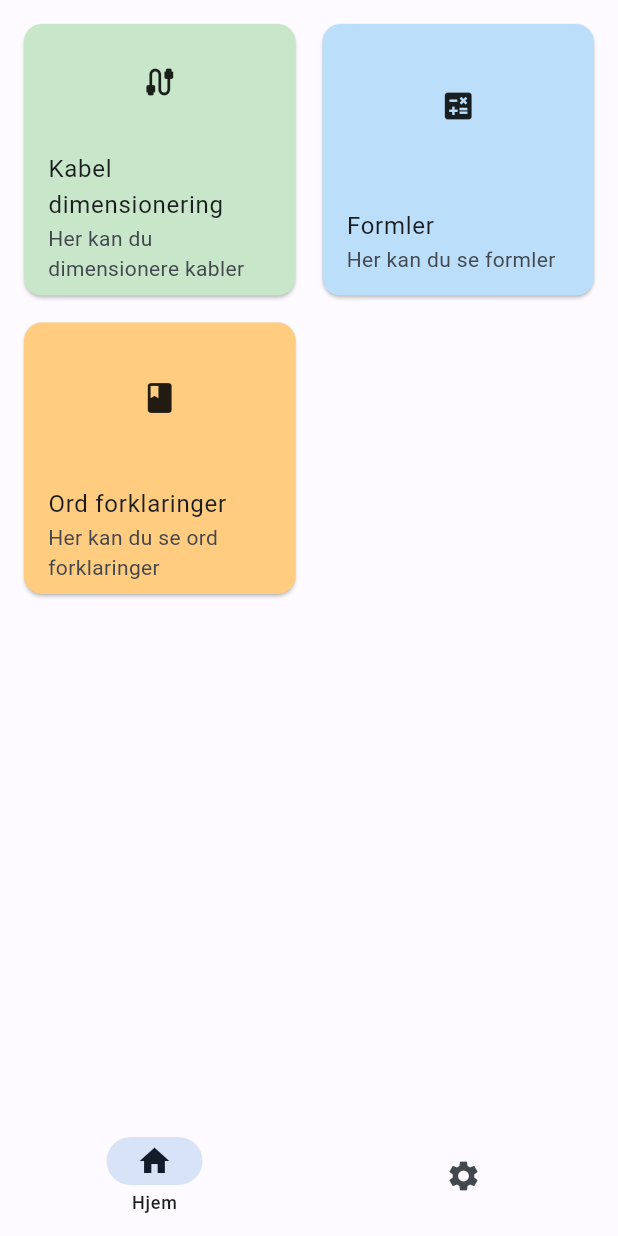
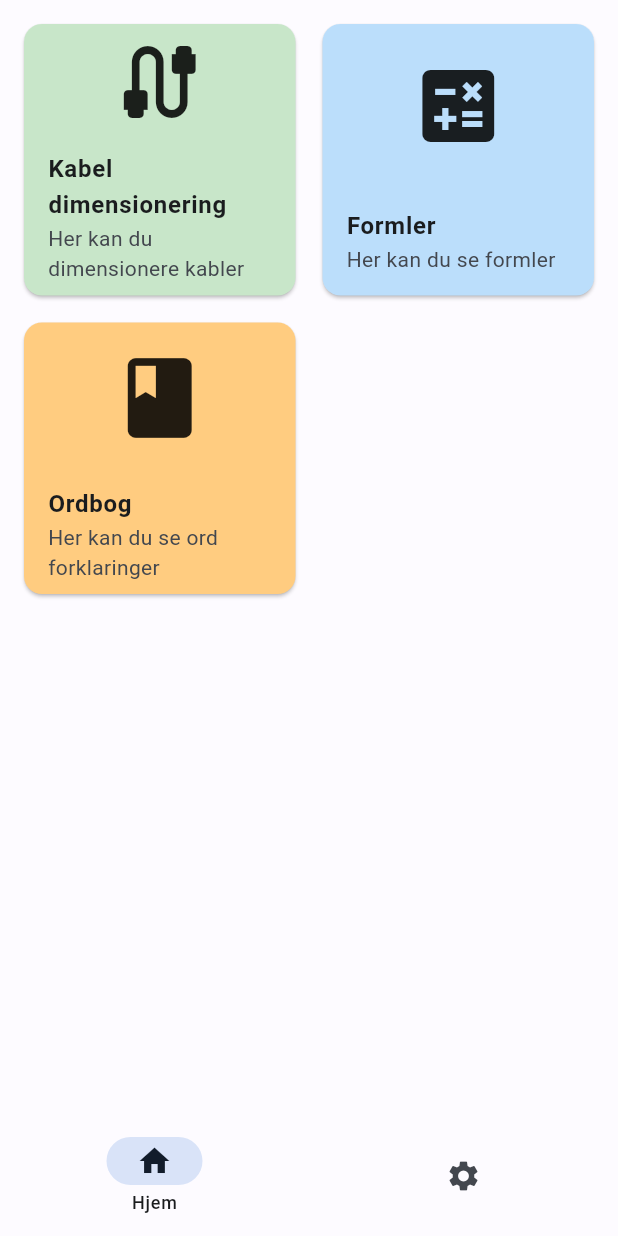
Before and after one commit to famasmaster78/elektriker-flutter, a Flutter app: the screen it shows after launch, on a phone screen of 412 x 824 dp. Run offline on Flutter 3.47's test engine with Material 2 defaults, Android fonts, the phone set to English and light mode, and no system bars; missing offline and left inert: flutter_math_fork.

Commit message:
icon size?

```diff
--- a/lib/pages/home.dart
+++ b/lib/pages/home.dart
@@ -51,7 +51,7 @@ class Home extends StatelessWidget {
 
                 // Ord forklaringer
                 HomeGridItem(
-                  title: "Ord forklaringer",
+                  title: "Ordbog",
                   subtitle: "Her kan du se ord forklaringer",
                   icon: Icons.book,
                   color: const Color.fromRGBO(255, 204, 128, 1),
@@ -105,10 +105,17 @@ class HomeGridItem extends StatelessWidget {
             mainAxisSize: MainAxisSize.min,
             crossAxisAlignment: CrossAxisAlignment.center,
             children: [
-              Expanded(child: Icon(icon)),
+              Expanded(
+                  child: Icon(
+                icon,
+                size: 64,
+              )),
               ListTile(
                 /* leading: Icon(Icons.calculate), */
-                title: Text(title),
+                title: Text(
+                  title,
+                  style: TextStyle(fontWeight: FontWeight.bold),
+                ),
                 subtitle: Text(subtitle),
               ),
             ],
```
